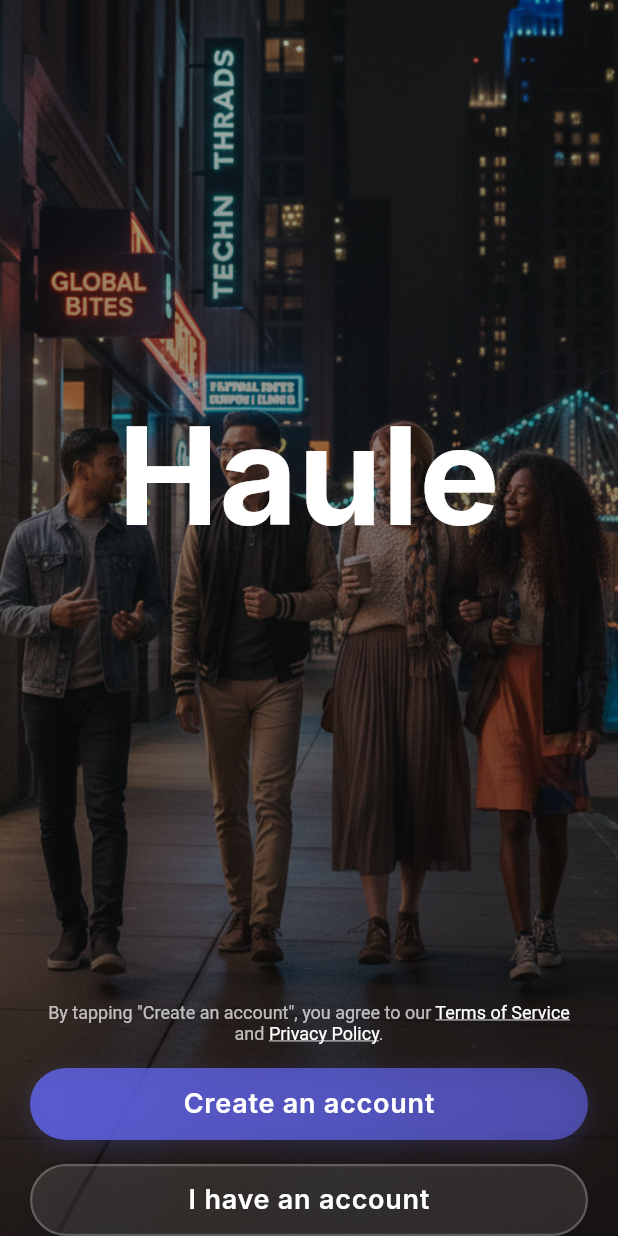
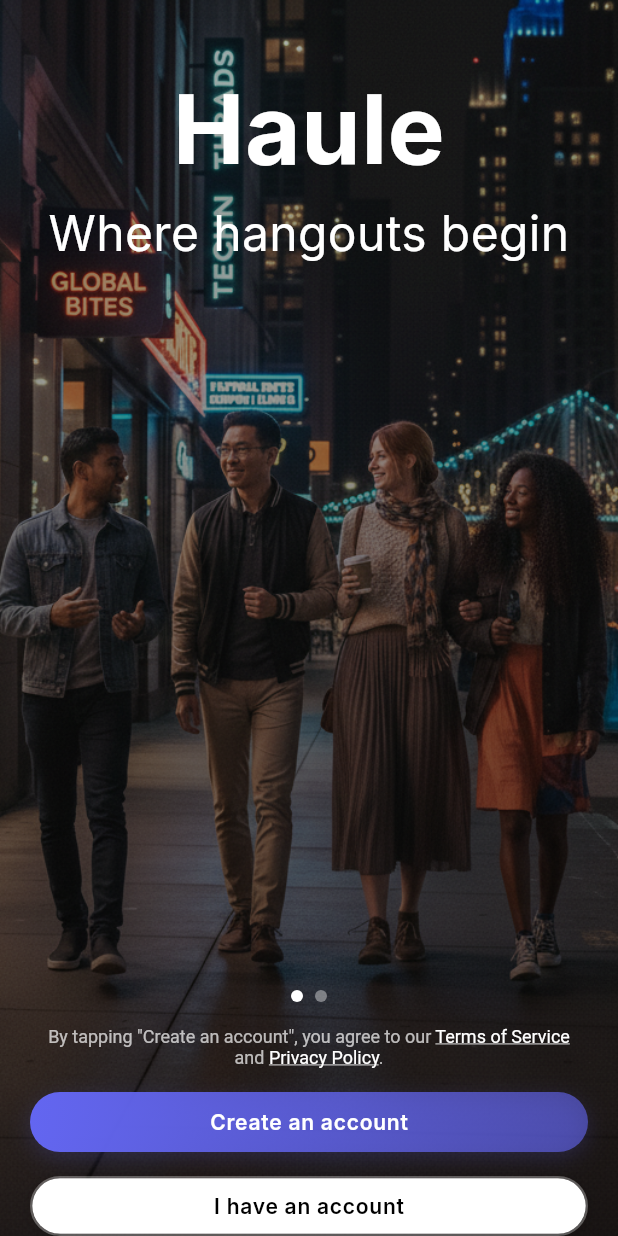
Before and after one commit to alan4213/Hangbuddy, a Flutter app: the screen it shows after launch, on a phone screen of 412 x 824 dp. Run offline on Flutter 3.47's test engine with Material 3 defaults, Android fonts, the phone set to English and light mode, and no system bars; our stand-ins replace cloud_firestore, firebase_auth, firebase_core, firebase_messaging, firebase_storage, flutter_secure_storage and 10 more; missing offline and left inert: crop_your_image; accounts and stored records are empty.

Commit message:
Bottom ui change

```diff
--- a/lib/screens/get_started_screen.dart
+++ b/lib/screens/get_started_screen.dart
@@ -1,5 +1,4 @@
 import 'package:flutter/material.dart';
-import 'package:flutter/gestures.dart';
 import 'package:video_player/video_player.dart';
 import 'package:google_fonts/google_fonts.dart';
 import '../theme/app_theme.dart';
@@ -8,8 +7,6 @@ import '../services/auth_service.dart';
 import '../services/user_service.dart';
 import '../services/video_service.dart';
 import 'phone_number_screen.dart';
-import 'terms_of_service_screen.dart';
-import 'privacy_policy_screen.dart';
 
 class GetStartedScreen extends StatefulWidget {
   const GetStartedScreen({super.key});
@@ -20,22 +17,21 @@ class GetStartedScreen extends StatefulWidget {
 
 class _GetStartedScreenState extends State<GetStartedScreen> {
   bool _isLoading = false;
+  PageController _pageController = PageController();
+  int _currentPage = 0;
+  final List<String> _images = [
+    'assets/images/loginm1.png',
+    'assets/images/ymage.png',
+  ];
 
   @override
   void initState() {
     super.initState();
-    // Start playing preloaded video with reduced frame rate
-    // VideoService.play();
-    // Reduce video processing load
-    // if (VideoService.controller != null) {
-    //   VideoService.controller!.setPlaybackSpeed(0.8); // Slightly slower
-    // }
   }
 
   @override
   void dispose() {
-    // Pause video to free up buffers
-    // VideoService.pause();
+    _pageController.dispose();
     super.dispose();
   }
 
@@ -44,33 +40,34 @@ class _GetStartedScreenState extends State<GetStartedScreen> {
     return Scaffold(
       body: Stack(
         children: [
-          // Full-bleed background - use preloaded video or fallback
-          // VideoService.isInitialized && VideoService.controller != null
-          //     ? SizedBox.expand(
-          //         child: FittedBox(
-          //           fit: BoxFit.cover,
-          //           child: SizedBox(
-          //             width: VideoService.controller!.value.size.width,
-          //             height: VideoService.controller!.value.size.height,
-          //             child: VideoPlayer(VideoService.controller!),
-          //           ),
-          //         ),
-          //       )
-          //     :
-          Container(
+          // Full-bleed background with scrollable images
+          Positioned.fill(
+            child: PageView.builder(
+              controller: _pageController,
+              onPageChanged: (index) {
+                setState(() {
+                  _currentPage = index % _images.length;
+                });
+              },
+              itemBuilder: (context, index) {
+                final imageIndex = index % _images.length;
+                return Container(
                   width: double.infinity,
                   height: double.infinity,
                   decoration: BoxDecoration(
                     image: DecorationImage(
-                      image: AssetImage('assets/images/loginm1.png'),
+                      image: AssetImage(_images[imageIndex]),
                       fit: BoxFit.cover,
                     ),
                   ),
+                );
+              },
             ),
-          // Overlay gradient - also ignores system insets
-          Container(
-            width: double.infinity,
-            height: double.infinity,
+          ),
+          // Overlay gradient
+          Positioned.fill(
+            child: IgnorePointer(
+              child: Container(
                 decoration: BoxDecoration(
                   gradient: LinearGradient(
                     begin: Alignment.topCenter,
@@ -82,20 +79,31 @@ class _GetStartedScreenState extends State<GetStartedScreen> {
                   ),
                 ),
               ),
-          // Foreground content - respects system insets
+            ),
+          ),
+          // Foreground content
           SafeArea(
             child: Column(
               children: [
-              // Main content area - centered text
-              Expanded(
+                // Heading at top
+                Padding(
+                  padding: EdgeInsets.only(top: 40, left: 20, right: 20),
                   child: Column(
-                  mainAxisAlignment: MainAxisAlignment.center,
                     children: [
                       Text(
                         'Haule',
                         style: GoogleFonts.inter(
-                        fontSize: (MediaQuery.of(context).size.width * 0.24).clamp(70.0, 90.0),
+                          fontSize: (MediaQuery.of(context).size.width * 0.16).clamp(48.0, 64.0),
                           fontWeight: FontWeight.bold,
+                          color: Colors.white,
+                        ),
+                        textAlign: TextAlign.center,
+                      ),
+                      Text(
+                        'Where hangouts begin',
+                        style: GoogleFonts.inter(
+                          fontSize: (MediaQuery.of(context).size.width * 0.08).clamp(24.0, 32.0),
+                          fontWeight: FontWeight.w400,
                           color: Colors.white,
                         ),
                         textAlign: TextAlign.center,
@@ -104,16 +112,12 @@ class _GetStartedScreenState extends State<GetStartedScreen> {
                   ),
                 ),
 
+                Spacer(),
+
                 // Bottom sheet container
                 Container(
                   width: double.infinity,
-
-                padding: EdgeInsets.fromLTRB(
-                  20,
-                  16,
-                  20,
-                  0
-                ),
+                  padding: EdgeInsets.fromLTRB(20, 16, 20, 0),
                   decoration: BoxDecoration(
                     color: Colors.transparent,
                     borderRadius: BorderRadius.only(
@@ -126,6 +130,26 @@ class _GetStartedScreenState extends State<GetStartedScreen> {
                     crossAxisAlignment: CrossAxisAlignment.start,
                     children: [
                       SizedBox(height: (MediaQuery.of(context).size.height * 0.02).clamp(16.0, 24.0)),
+
+                      // Page indicators
+                      Row(
+                        mainAxisAlignment: MainAxisAlignment.center,
+                        children: _images.asMap().entries.map((entry) {
+                          return Container(
+                            width: 8,
+                            height: 8,
+                            margin: EdgeInsets.symmetric(horizontal: 4),
+                            decoration: BoxDecoration(
+                              shape: BoxShape.circle,
+                              color: _currentPage == entry.key
+                                  ? Colors.white
+                                  : Colors.white.withOpacity(0.4),
+                            ),
+                          );
+                        }).toList(),
+                      ),
+
+                      SizedBox(height: 16),
 
                       // Terms and Privacy text
                       Padding(
@@ -142,37 +166,17 @@ class _GetStartedScreenState extends State<GetStartedScreen> {
                               TextSpan(
                                 text: 'Terms of Service',
                                 style: TextStyle(
-                                fontSize: 12,
                                   decoration: TextDecoration.underline,
                                   color: Colors.white,
                                 ),
-                              recognizer: TapGestureRecognizer()
-                                ..onTap = () {
-                                  Navigator.push(
-                                    context,
-                                    MaterialPageRoute(
-                                      builder: (context) => const TermsOfServiceScreen(),
-                                    ),
-                                  );
-                                },
                               ),
                               TextSpan(text: ' and '),
                               TextSpan(
                                 text: 'Privacy Policy',
                                 style: TextStyle(
-                                fontSize: 12,
                                   decoration: TextDecoration.underline,
                                   color: Colors.white,
                                 ),
-                              recognizer: TapGestureRecognizer()
-                                ..onTap = () {
-                                  Navigator.push(
-                                    context,
-                                    MaterialPageRoute(
-                                      builder: (context) => const PrivacyPolicyScreen(),
-                                    ),
-                                  );
-                                },
                               ),
                               TextSpan(text: '.'),
                             ],
@@ -186,6 +190,8 @@ class _GetStartedScreenState extends State<GetStartedScreen> {
                       LoadingButton(
                         isLoading: _isLoading,
                         text: 'Create an account',
+                        fontSize: 14,
+                        backgroundColor: AppTheme.primaryColor,
                         onPressed: () async {
                           setState(() => _isLoading = true);
                           await Future.delayed(const Duration(milliseconds: 500));
@@ -207,7 +213,7 @@ class _GetStartedScreenState extends State<GetStartedScreen> {
                       // I have an account button
                       Container(
                         width: double.infinity,
-                      height: 48,
+                        height: 40,
                         decoration: BoxDecoration(
                           borderRadius: BorderRadius.circular(28),
                           border: Border.all(
@@ -223,7 +229,7 @@ class _GetStartedScreenState extends State<GetStartedScreen> {
                           ],
                         ),
                         child: Material(
-                        color: Colors.white.withOpacity(0.1),
+                          color: Colors.white,
                           borderRadius: BorderRadius.circular(28),
                           child: InkWell(
                             onTap: () async {
@@ -247,10 +253,10 @@ class _GetStartedScreenState extends State<GetStartedScreen> {
                               alignment: Alignment.center,
                               child: Text(
                                 'I have an account',
-                              style: GoogleFonts.inter(
-                                fontSize: 18,
+                                style: TextStyle(
+                                  fontSize: 14,
                                   fontWeight: FontWeight.w600,
-                                color: Colors.white,
+                                  color: Colors.black,
                                   letterSpacing: 0.5,
                                 ),
                               ),
@@ -268,5 +274,4 @@ class _GetStartedScreenState extends State<GetStartedScreen> {
       ),
     );
   }
-
 }
--- a/lib/widgets/loading_widget.dart
+++ b/lib/widgets/loading_widget.dart
@@ -47,6 +47,7 @@ class LoadingButton extends StatelessWidget {
   final String text;
   final VoidCallback? onPressed;
   final Color? backgroundColor;
+  final double fontSize;
 
   const LoadingButton({
     super.key,
@@ -54,13 +55,14 @@ class LoadingButton extends StatelessWidget {
     required this.text,
     this.onPressed,
     this.backgroundColor,
+    this.fontSize = 18,
   });
 
   @override
   Widget build(BuildContext context) {
     return Container(
       width: double.infinity,
-      height: 48,
+      height: 40,
       decoration: BoxDecoration(
         gradient: LinearGradient(
           colors: [
@@ -98,7 +100,7 @@ class LoadingButton extends StatelessWidget {
                 : Text(
                     text,
                     style: GoogleFonts.inter(
-                      fontSize: 18,
+                      fontSize: fontSize,
                       fontWeight: FontWeight.w600,
                       color: Colors.white,
                       letterSpacing: 0.5,
```
Also changed, not shown: assets/images/ymage.png (added). Lines whose indentation alone changed are shown as unchanged.
